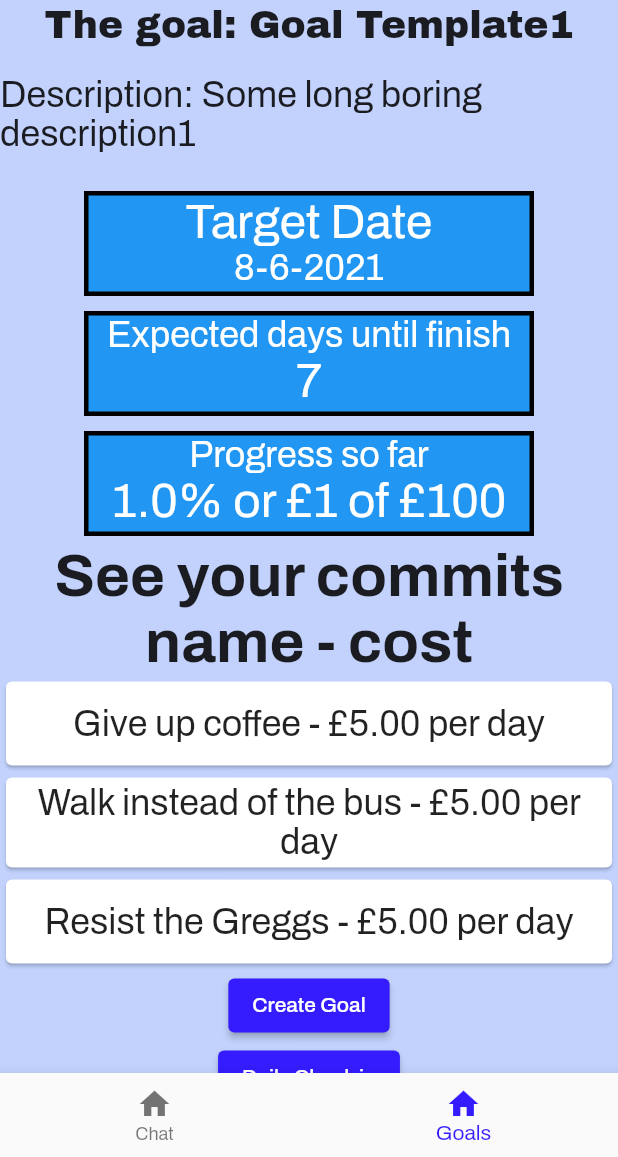
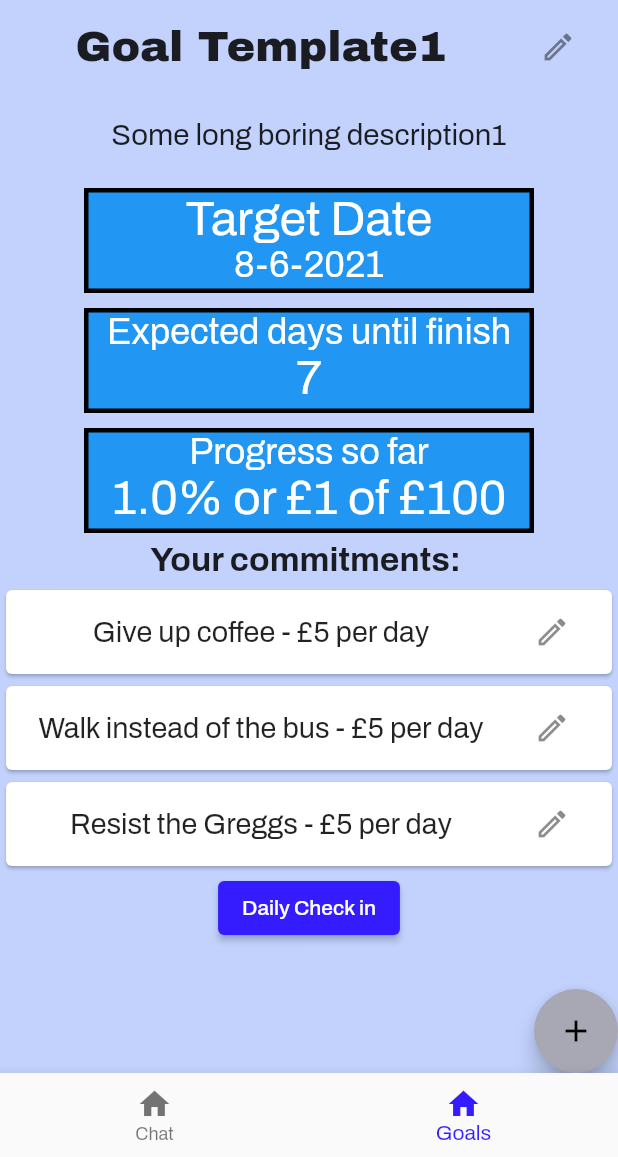
Before and after one commit to NoSuchThingAsRandom/CleoHackathon, a Flutter app: the screen it shows after launch, item 2 of the bottom bar chosen, on a phone screen of 412 x 824 dp, the part 79-1236 px from its top. Run offline on Flutter 3.47's test engine with Material 2 defaults, Android fonts, the phone set to English and light mode, and no system bars; our stand-ins replace fl_chart, google_fonts.

Commit message:
Added swipe to change goal, can now edit commitments and goals and ui improvements

```diff
--- a/lib/commitment_modification.dart
+++ b/lib/commitment_modification.dart
@@ -90,7 +90,8 @@ class CommitmentModificationState extends State<CommitmentModification> {
                               primary: Data.roast_red)),
                       SizedBox(width: 16),
                       ElevatedButton(
-                          child: Text("Create!"),
+                          child:
+                              Text(widget.state == null ? "Create!" : "Done!"),
                           onPressed: () {
                             _formKey.currentState?.save();
                             print("$newName   $newAmountSaved");
--- a/lib/goal_backend.dart
+++ b/lib/goal_backend.dart
@@ -44,4 +44,13 @@ class GoalBackend extends ChangeNotifier {
     _allCommitments.addAll(newGoal.commitments);
     notifyListeners();
   }
+
+  void modifyCommitmentForGoal(GoalModel goal, CommitmentModel oldCommitment,
+      CommitmentModel newCommitment) {
+    int index = _goals.indexOf(goal);
+    _goals[index].commitments.remove(oldCommitment);
+    _goals[index].commitments.add(newCommitment);
+
+    notifyListeners();
+  }
 }
--- a/lib/goal_modification.dart
+++ b/lib/goal_modification.dart
@@ -214,7 +214,8 @@ class GoalModificationState extends State<GoalModification> {
                           Consumer<GoalBackend>(
                               builder: (context, goalBackend, child) {
                             return ElevatedButton(
-                                child: Text("Create!"),
+                                child: Text(
+                                    widget.goal == null ? "Create!" : "Done!"),
                                 onPressed: () {
                                   _formKey.currentState?.save();
                                   GoalModel newGoal = GoalModel.newGoal(
--- a/lib/goals.dart
+++ b/lib/goals.dart
@@ -1,3 +1,4 @@
+import 'package:cleo_hackathon/commitment_modification.dart';
 import 'package:cleo_hackathon/goal_backend.dart';
 import 'package:flutter/material.dart';
 import 'package:google_fonts/google_fonts.dart';
@@ -5,6 +6,7 @@ import 'package:provider/provider.dart';
 
 import 'commitment_model.dart';
 import 'daily_check_in.dart';
+import 'data.dart';
 import 'goal_model.dart';
 import 'goal_modification.dart';
 
@@ -35,11 +37,23 @@ class Goals extends StatelessWidget {
 
   @override
   Widget build(BuildContext context) {
-    return Column(mainAxisSize: MainAxisSize.min, children: [
-      Text(
-        "The goal: " + goal.name,
+    return Stack(children: [
+      SingleChildScrollView(
+          child: Column(mainAxisSize: MainAxisSize.min, children: [
+        ListTile(
+          title: Text(
+            goal.name,
             style: GoogleFonts.archivoBlack(),
             textScaleFactor: 1.8,
+            textAlign: TextAlign.center,
+          ),
+          trailing: IconButton(
+            icon: Icon(Icons.edit_outlined),
+            onPressed: () => Navigator.push(
+                context,
+                MaterialPageRoute(
+                    builder: (context) => GoalModification(this.goal))),
+          ),
         ),
         Padding(
           padding: EdgeInsets.all(10),
@@ -59,75 +73,72 @@ class Goals extends StatelessWidget {
         Align(
             alignment: Alignment.center,
             child: ElevatedButton(
-            child: Text("Create Goal"),
+              child: Text("Daily Check in"),
+              onPressed: () => Navigator.push(context,
+                  MaterialPageRoute(builder: (context) => DailyCheckInPage())),
+            ))
+      ])),
+      Align(
+          alignment: Alignment.bottomRight,
+          child: FloatingActionButton(
+            child: Icon(Icons.add),
+            backgroundColor: Data.boss_black_tint_2,
             onPressed: () => Navigator.push(
                 context,
                 MaterialPageRoute(
                     builder: (context) => GoalModification(null))),
-          )),
-      Align(
-          alignment: Alignment.center,
-          child: ElevatedButton(
-            child: Text("Daily Check in"),
-            onPressed: () => Navigator.push(context,
-                MaterialPageRoute(builder: (context) => DailyCheckInPage())),
           ))
     ]);
   }
 }
 
-class CommitmentList extends StatefulWidget {
-  CommitmentList(this.goal);
-
+class CommitmentList extends StatelessWidget {
   final GoalModel goal;
 
-  @override
-  _CommitmentListState createState() => _CommitmentListState(goal);
-}
-
-class _CommitmentListState extends State<CommitmentList> {
-  _CommitmentListState(this.goal);
-
-  final GoalModel goal;
-  final List<String> commitments = <String>[];
-  final List<String> ammounts = <String>[];
-
-  @override
-  void initState(){
-    super.initState();
-    for(CommitmentModel commitment in goal.commitments) {
-      commitments.add(commitment.name);
-      ammounts.add(commitment.targetAmount.toDouble().toStringAsFixed(2));
-    }
-  }
+  CommitmentList(this.goal);
 
   @override
   Widget build(BuildContext context) {
     return Column(mainAxisSize: MainAxisSize.min, children: [
-      Text("See your commits", style: TextStyle(
-        fontSize: 40,
+      Text(
+        "Your commitments: ",
+        style: TextStyle(
           fontWeight: FontWeight.bold,
         ),
+        textScaleFactor: 1.6,
       ),
-      Text("name - cost", style: TextStyle(
-        fontSize: 40,
-        fontWeight: FontWeight.bold,
-      ),
-      ),
+      Padding(padding: EdgeInsets.fromLTRB(0, 0, 0, 5)),
       //some div?
       Center(
         child: ListView.builder(
+            physics: NeverScrollableScrollPhysics(),
             shrinkWrap: true,
-            itemCount: commitments.length,
+            itemCount: goal.commitments.length,
             itemBuilder: (BuildContext context, int index) {
               return Card(
                 child: ListTile(
-                  title: Text("${commitments[index]} - £${ammounts[index]} per day",
-                    style: TextStyle(
-                      fontSize: 24,
-                    ),
+                  title: Text(
+                    "${goal.commitments.elementAt(index).name} - £${goal.commitments.elementAt(index).targetAmount} per day",
+                    textScaleFactor: 1.2,
                     textAlign: TextAlign.center,
                   ),
+                  trailing: IconButton(
+                      icon: Icon(Icons.edit_outlined),
+                      onPressed: () async {
+                        final commitment = await Navigator.push(
+                            context,
+                            MaterialPageRoute(
+                                builder: (context) => CommitmentModification(
+                                    goal.commitments.elementAt(index))));
+                        if (commitment != null) {
+                          GoalBackend backend =
+                              Provider.of<GoalBackend>(context, listen: false);
+                          backend.modifyCommitmentForGoal(
+                              this.goal,
+                              this.goal.commitments.elementAt(index),
+                              commitment);
+                        }
+                      }),
                 ),
               );
             }),
@@ -147,18 +158,18 @@ class GoalDates extends StatelessWidget {
       child: Column(children: [
         Padding(
           padding: EdgeInsets.all(5),
-          child:GoalFinishDate(goal.targetDate),
+          child: GoalFinishDate(goal.targetDate),
         ),
         Padding(
           padding: EdgeInsets.all(5),
-          child:GoalExpectedDate(goal),
+          child: GoalExpectedDate(goal),
         ),
       ]),
     );
   }
 }
+
 class GoalFinishDate extends StatefulWidget {
-
   GoalFinishDate(this.goalDate);
 
   final DateTime goalDate;
@@ -168,7 +179,6 @@ class GoalFinishDate extends StatefulWidget {
 }
 
 class _GoalFinishDate extends State<GoalFinishDate> {
-
   _GoalFinishDate(this.goalDate);
 
   final DateTime goalDate;
@@ -280,10 +290,9 @@ class GoalDescription extends StatelessWidget {
 
   @override
   Widget build(BuildContext context) {
-    return Text("Description: " + goal.description,
-      style: TextStyle(
-        fontSize: 24,
-      ),
+    return Text(
+      goal.description,
+      textScaleFactor: 1.4,
     );
   }
 }
@@ -326,8 +335,7 @@ class _GoalProgressBoxState extends State<GoalProgressBox> {
             color: Colors.black,
             width: 3,
           )),
-      child: Column(
-          children:[
+      child: Column(children: [
         Text(
           "Progress so far",
           style: TextStyle(
```
Lines whose indentation alone changed are shown as unchanged.
